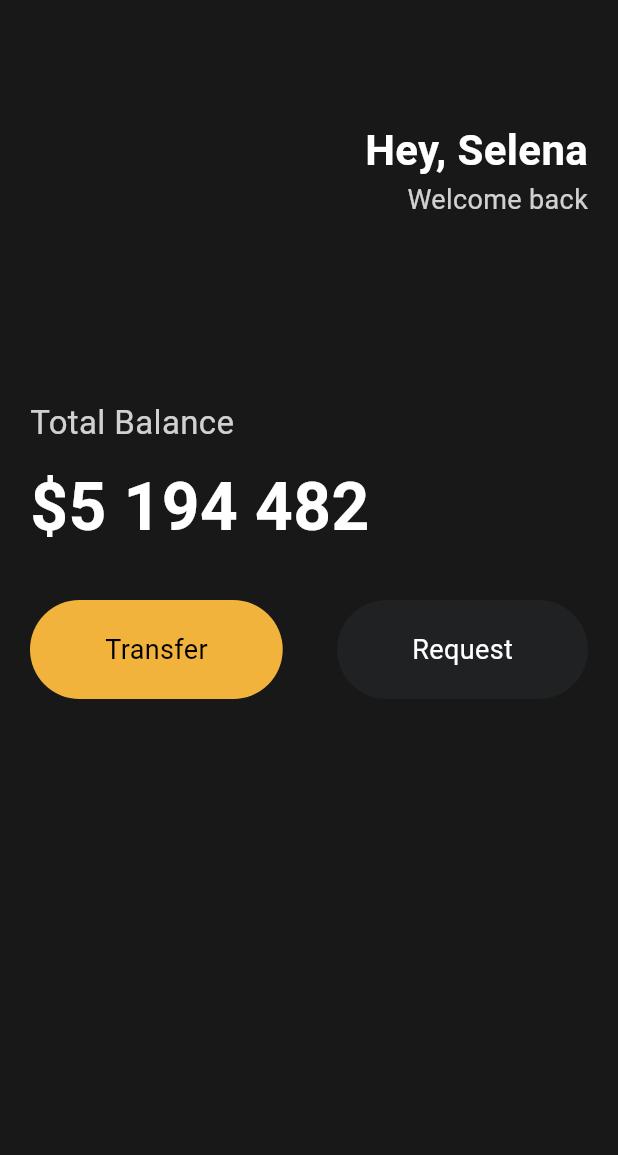
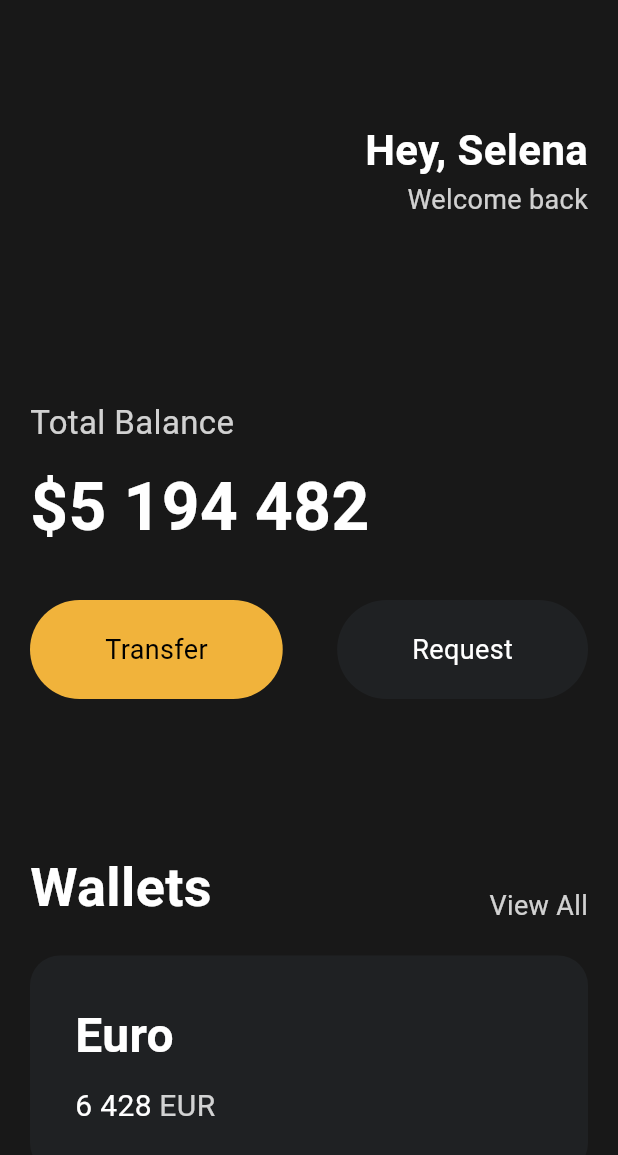
Before and after one commit to sangwl9/flutter-for-beginners, a Flutter app: the screen it shows after launch, on a phone screen of 412 x 824 dp. Shown: the top 1155 px of the screen. Run offline on Flutter 3.47's test engine with Material 3 defaults, Android fonts, the phone set to English and light mode, and no system bars.

Commit message:
3.6 Cards

```diff
--- a/toonflix/lib/main.dart
+++ b/toonflix/lib/main.dart
@@ -77,6 +77,75 @@
                   ),
                 ],
               ),
+              SizedBox(height: 100),
+              Row(
+                mainAxisAlignment: MainAxisAlignment.spaceBetween,
+                crossAxisAlignment: CrossAxisAlignment.end,
+                children: [
+                  Text(
+                    'Wallets',
+                    style: TextStyle(
+                      color: Colors.white,
+                      fontSize: 36,
+                      fontWeight: FontWeight.w600,
+                    ),
+                  ),
+                  Text(
+                    'View All',
+                    style: TextStyle(
+                      color: Color.fromRGBO(255, 255, 255, 0.8),
+                      fontSize: 18,
+                    ),
+                  ),
+                ],
+              ),
+              SizedBox(height: 20),
+              Container(
+                decoration: BoxDecoration(
+                  color: Color(0xFF1F2123),
+                  borderRadius: BorderRadius.circular(20),
+                ),
+                child: Padding(
+                  padding: const EdgeInsets.all(30),
+                  child: Row(
+                    children: [
+                      Column(
+                        crossAxisAlignment: CrossAxisAlignment.start,
+                        children: [
+                          Text(
+                            'Euro',
+                            style: TextStyle(
+                              color: Colors.white,
+                              fontSize: 32,
+                              fontWeight: FontWeight.w600,
+                            ),
+                          ),
+                          SizedBox(height: 10),
+                          Row(
+                            children: [
+                              Text(
+                                '6 428',
+                                style: TextStyle(
+                                  color: Colors.white,
+                                  fontSize: 20,
+                                ),
+                              ),
+                              SizedBox(width: 5),
+                              Text(
+                                'EUR',
+                                style: TextStyle(
+                                  color: Color.fromRGBO(255, 255, 255, 0.8),
+                                  fontSize: 20,
+                                ),
+                              ),
+                            ],
+                          ),
+                        ],
+                      ),
+                    ],
+                  ),
+                ),
+              ),
             ],
           ),
         ),
```
